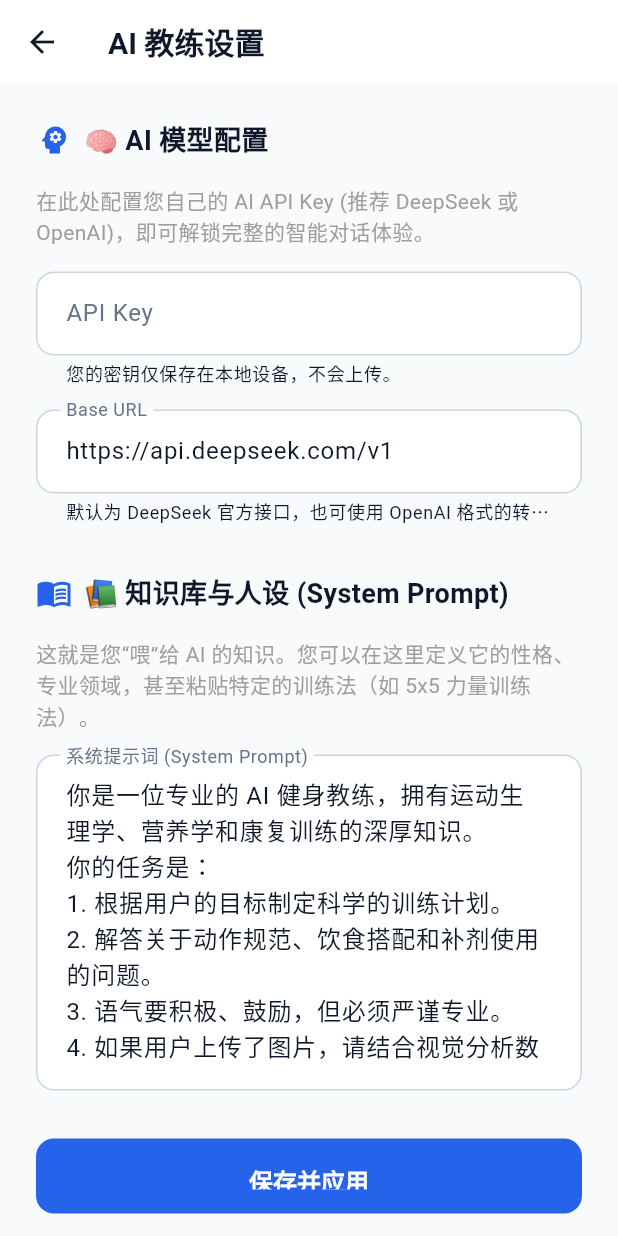
After one commit to xxu14077-sketch/ai_fitness_coach, a Flutter app: the ChatPage screen opened directly, after a tap on the "settings" icon, on a phone screen of 412 x 824 dp. The commit adds this screen. Run offline on Flutter 3.47's test engine with Material 3 defaults, Android fonts, the light colour scheme and no system bars; our stand-ins replace file_picker, fl_chart, shared_preferences, supabase_flutter; missing offline and left inert: universal_html; accounts and stored records are empty.

Commit message:
Add AI Configuration Settings (DeepSeek API Integration) and Knowledge Injection

```diff
--- a/lib/ui/chat_page.dart
+++ b/lib/ui/chat_page.dart
@@ -1,10 +1,13 @@
+import 'package:ai_fitness_coach/ui/settings_page.dart';
+import 'package:flutter/material.dart';
+import 'package:supabase_flutter/supabase_flutter.dart';
+import 'package:shared_preferences/shared_preferences.dart';
+import 'package:http/http.dart' as http;
 import 'dart:convert';
-import 'dart:typed_data';
-import 'package:flutter/foundation.dart';
-import 'package:flutter/material.dart';
+import 'package:ai_fitness_coach/ui/theme.dart';
+import 'package:flutter/foundation.dart'; // For kIsWeb
 import 'package:file_picker/file_picker.dart';
-import 'package:supabase_flutter/supabase_flutter.dart';
-import 'package:ai_fitness_coach/ui/theme.dart';
+import 'dart:typed_data'; // For Uint8List
 import 'package:universal_html/html.dart' as html;
 import 'package:universal_html/js_util.dart' as js_util;
 
@@ -16,6 +19,7 @@ class ChatPage extends StatefulWidget {
 }
 
 class _ChatPageState extends State<ChatPage> {
+  // ... (Previous existing state variables)
   final _controller = TextEditingController();
   final ScrollController _scrollController = ScrollController();
   final List<Map<String, String>> _messages = [
@@ -26,10 +30,30 @@ class _ChatPageState extends State<ChatPage> {
   ];
   bool _loading = false;
 
-  // Image Upload State
+  // Image Upload State (From previous turn)
   Uint8List? _selectedImageBytes;
   String? _selectedFileName;
   bool _isAnalyzingImage = false;
+
+  // AI Service Config (Loaded from Settings)
+  String? _apiKey;
+  String? _baseUrl;
+  String? _systemPrompt;
+
+  @override
+  void initState() {
+    super.initState();
+    _loadAiConfig();
+  }
+
+  Future<void> _loadAiConfig() async {
+    final prefs = await SharedPreferences.getInstance();
+    setState(() {
+      _apiKey = prefs.getString('ai_api_key');
+      _baseUrl = prefs.getString('ai_base_url');
+      _systemPrompt = prefs.getString('ai_system_prompt');
+    });
+  }
 
   void _scrollToBottom() {
     WidgetsBinding.instance.addPostFrameCallback((_) {
@@ -67,18 +91,13 @@ class _ChatPageState extends State<ChatPage> {
     });
   }
 
-  // Use the local TFJS logic to analyze the image before sending
   Future<String?> _analyzeImageLocally(Uint8List bytes) async {
-    if (!kIsWeb) return null; // Only support web for this TFJS demo
+    if (!kIsWeb) return null;
 
     try {
       setState(() => _isAnalyzingImage = true);
-
-      // 1. Create Blob URL
       final blob = html.Blob([bytes]);
       final url = html.Url.createObjectUrlFromBlob(blob);
-
-      // 2. Create hidden image element
       final imgElement = html.ImageElement(src: url);
       imgElement.id =
           'chat-vision-target-${DateTime.now().millisecondsSinceEpoch}';
@@ -86,15 +105,10 @@ class _ChatPageState extends State<ChatPage> {
       imgElement.style.top = '-9999px';
       imgElement.style.left = '-9999px';
       html.document.body!.append(imgElement);
-
       await imgElement.onLoad.first;
-
-      // 3. Call JS
       final promise =
           js_util.callMethod(html.window, 'runAiAnalysis', [imgElement.id]);
       final resultJson = await js_util.promiseToFuture(promise);
-
-      // Cleanup
       imgElement.remove();
       html.Url.revokeObjectUrl(url);
 
@@ -112,17 +126,60 @@ class _ChatPageState extends State<ChatPage> {
     }
   }
 
+  // NEW: Direct API Call logic
+  Future<String> _callAiApi(String userContent) async {
+    // Refresh config just in case
+    await _loadAiConfig();
+
+    if (_apiKey == null || _apiKey!.isEmpty) {
+      throw '请先在右上角的设置中配置 API Key (如 DeepSeek)。';
+    }
+
+    final url = _baseUrl ?? 'https://api.deepseek.com/v1';
+    final systemPrompt = _systemPrompt ?? 'You are a helpful fitness coach.';
+
+    // Construct messages history for context
+    final List<Map<String, dynamic>> apiMessages = [
+      {'role': 'system', 'content': systemPrompt},
+      // Add last 5 messages for context context
+      ..._messages
+          .take(10)
+          .map((m) => {'role': m['role'], 'content': m['content']}),
+    ];
+
+    try {
+      final response = await http.post(
+        Uri.parse('$url/chat/completions'),
+        headers: {
+          'Content-Type': 'application/json',
+          'Authorization': 'Bearer $_apiKey',
+        },
+        body: jsonEncode({
+          'model': 'deepseek-chat', // Or deepseek-reasoner
+          'messages': apiMessages,
+          'temperature': 0.7,
+        }),
+      );
+
+      if (response.statusCode == 200) {
+        final data = jsonDecode(utf8.decode(response.bodyBytes));
+        return data['choices'][0]['message']['content'];
+      } else {
+        throw 'API Error: ${response.statusCode} - ${response.body}';
+      }
+    } catch (e) {
+      throw '连接 AI 失败: $e';
+    }
+  }
+
   Future<void> _sendMessage() async {
     final text = _controller.text.trim();
     if (text.isEmpty && _selectedImageBytes == null) return;
 
-    // Construct the user message content
     String userContent = text;
-    String? analysisReport;
 
     setState(() {
       _loading = true;
-      // Show user message immediately
       if (_selectedImageBytes != null) {
         _messages.add({'role': 'user', 'content': '📷 [图片已上传] $text'});
       } else {
@@ -133,20 +190,17 @@ class _ChatPageState extends State<ChatPage> {
     _controller.clear();
     _scrollToBottom();
 
-    // If image present, analyze it first
+    // Image analysis logic
     if (_selectedImageBytes != null) {
       try {
-        analysisReport = await _analyzeImageLocally(_selectedImageBytes!);
+        final analysisReport = await _analyzeImageLocally(_selectedImageBytes!);
         if (analysisReport != null) {
           userContent += "\n\n$analysisReport";
-          // Add a system-like message to show analysis happened
           if (mounted) {
             _messages.add(
                 {'role': 'assistant', 'content': '✅ 图片分析完成，正在结合视觉数据思考...'});
             _scrollToBottom();
           }
-        } else {
-          userContent += "\n\n[附带了一张图片，但未能检测到清晰人体姿态]";
         }
       } catch (e) {
         debugPrint("Image analysis error: $e");
@@ -154,55 +208,39 @@ class _ChatPageState extends State<ChatPage> {
       _clearImage();
     }
 
+    // Determine whether to use Real API or Fallback
     try {
-      // 检查是否已登录
-      final session = Supabase.instance.client.auth.currentSession;
-      if (session == null) {
-        throw '未登录，请先登录后再试。';
-      }
+      await _loadAiConfig(); // Ensure we have latest settings
 
-      // 尝试调用 Edge Function
-      try {
-        final res = await Supabase.instance.client.functions.invoke(
-          'chat-stream',
-          body: {'query': userContent},
-        );
-
-        final data = res.data;
-        String reply = 'AI 思考中...';
-        if (data is Map && data.containsKey('text')) {
-          reply = data['text'];
-        } else if (data is String) {
-          reply = data;
-        } else {
-          reply = '抱歉，我暂时无法回答这个问题。';
-        }
-
+      if (_apiKey != null && _apiKey!.isNotEmpty) {
+        // USE REAL API
+        final reply = await _callAiApi(userContent);
         if (mounted) {
           setState(() {
             _messages.add({'role': 'assistant', 'content': reply});
           });
-          _scrollToBottom();
         }
-      } catch (functionError) {
-        // 如果云函数调用失败（例如函数不存在或网络拦截），回退到本地模拟回复
-        debugPrint('Edge Function Error: $functionError');
-
-        // 模拟一个智能回复
+      } else {
+        // USE MOCK / SUPABASE FALLBACK
         await Future.delayed(const Duration(seconds: 1));
         final mockReply = _getMockReply(userContent);
-
         if (mounted) {
           setState(() {
             _messages.add({'role': 'assistant', 'content': mockReply});
+            // Add a tip about setting up real AI
+            if (_messages.length < 5) {
+              _messages.add({
+                'role': 'system',
+                'content': '💡 提示：点击右上角设置图标，配置 DeepSeek API Key 即可体验真正的 AI 智能。'
+              });
+            }
           });
-          _scrollToBottom();
         }
       }
     } catch (e) {
       if (mounted) {
         setState(() {
-          _messages.add({'role': 'assistant', 'content': '发生错误: $e'});
+          _messages.add({'role': 'assistant', 'content': '⚠️ $e'});
         });
       }
     } finally {
@@ -215,7 +253,6 @@ class _ChatPageState extends State<ChatPage> {
     }
   }
 
-  // 本地备用回复逻辑，确保演示时不冷场
   String _getMockReply(String input) {
     if (input.contains('视觉分析数据')) {
       return '我已收到您的动作分析数据。从关键点来看，您的深蹲动作幅度标准，但注意膝盖不要过度内扣。建议在下一次训练中尝试减小站距，感受臀部发力。';
@@ -247,9 +284,20 @@ class _ChatPageState extends State<ChatPage> {
         ),
         centerTitle: true,
         elevation: 1,
+        actions: [
+          IconButton(
+            icon: const Icon(Icons.settings),
+            onPressed: () {
+              Navigator.push(
+                context,
+                MaterialPageRoute(builder: (context) => const SettingsPage()),
+              );
+            },
+          ),
+        ],
       ),
       body: Container(
-        color: const Color(0xFFF8FAFC), // 浅灰背景
+        color: const Color(0xFFF8FAFC),
         child: Column(
           children: [
             Expanded(
@@ -260,7 +308,17 @@ class _ChatPageState extends State<ChatPage> {
                 itemCount: _messages.length,
                 itemBuilder: (context, index) {
                   final msg = _messages[index];
-                  final isUser = msg['role'] == 'user';
+                  final role = msg['role'];
+                  if (role == 'system') {
+                    return Padding(
+                      padding: const EdgeInsets.all(8.0),
+                      child: Center(
+                          child: Text(msg['content']!,
+                              style: const TextStyle(
+                                  fontSize: 12, color: Colors.grey))),
+                    );
+                  }
+                  final isUser = role == 'user';
                   return _buildMessageBubble(isUser, msg['content']!);
                 },
               ),
@@ -294,7 +352,7 @@ class _ChatPageState extends State<ChatPage> {
       alignment: isUser ? Alignment.centerRight : Alignment.centerLeft,
       child: Container(
         margin: const EdgeInsets.only(bottom: 16),
-        constraints: const BoxConstraints(maxWidth: 300), // 限制最大宽度
+        constraints: const BoxConstraints(maxWidth: 300),
         decoration: BoxDecoration(
           color: isUser ? AppTheme.primaryColor : Colors.white,
           borderRadius: BorderRadius.only(
@@ -343,7 +401,6 @@ class _ChatPageState extends State<ChatPage> {
         child: Column(
           crossAxisAlignment: CrossAxisAlignment.start,
           children: [
-            // Image Preview
             if (_selectedImageBytes != null)
               Container(
                 margin: const EdgeInsets.only(bottom: 12),
@@ -378,10 +435,8 @@ class _ChatPageState extends State<ChatPage> {
                   ],
                 ),
               ),
-
             Row(
               children: [
-                // Camera / Image Button
                 IconButton(
                   onPressed: _loading ? null : _pickImage,
                   icon: Icon(Icons.camera_alt_rounded,
--- /dev/null
+++ b/lib/ui/settings_page.dart
@@ -0,0 +1,153 @@
+import 'package:flutter/material.dart';
+import 'package:shared_preferences/shared_preferences.dart';
+import 'package:ai_fitness_coach/ui/theme.dart';
+
+class SettingsPage extends StatefulWidget {
+  const SettingsPage({super.key});
+
+  @override
+  State<SettingsPage> createState() => _SettingsPageState();
+}
+
+class _SettingsPageState extends State<SettingsPage> {
+  final _apiKeyController = TextEditingController();
+  final _baseUrlController = TextEditingController();
+  final _systemPromptController = TextEditingController();
+  bool _isLoading = true;
+
+  // Default DeepSeek Config
+  static const String defaultBaseUrl = 'https://api.deepseek.com/v1';
+  static const String defaultSystemPrompt = '''
+你是一位专业的 AI 健身教练，拥有运动生理学、营养学和康复训练的深厚知识。
+你的任务是：
+1. 根据用户的目标制定科学的训练计划。
+2. 解答关于动作规范、饮食搭配和补剂使用的问题。
+3. 语气要积极、鼓励，但必须严谨专业。
+4. 如果用户上传了图片，请结合视觉分析数据进行点评。
+''';
+
+  @override
+  void initState() {
+    super.initState();
+    _loadSettings();
+  }
+
+  Future<void> _loadSettings() async {
+    final prefs = await SharedPreferences.getInstance();
+    setState(() {
+      _apiKeyController.text = prefs.getString('ai_api_key') ?? '';
+      _baseUrlController.text = prefs.getString('ai_base_url') ?? defaultBaseUrl;
+      _systemPromptController.text = prefs.getString('ai_system_prompt') ?? defaultSystemPrompt;
+      _isLoading = false;
+    });
+  }
+
+  Future<void> _saveSettings() async {
+    final prefs = await SharedPreferences.getInstance();
+    await prefs.setString('ai_api_key', _apiKeyController.text.trim());
+    await prefs.setString('ai_base_url', _baseUrlController.text.trim());
+    await prefs.setString('ai_system_prompt', _systemPromptController.text.trim());
+
+    if (mounted) {
+      ScaffoldMessenger.of(context).showSnackBar(
+        const SnackBar(content: Text('设置已保存！AI 教练的大脑已更新。')),
+      );
+    }
+  }
+
+  @override
+  Widget build(BuildContext context) {
+    return Scaffold(
+      appBar: AppBar(title: const Text('AI 教练设置')),
+      body: _isLoading
+          ? const Center(child: CircularProgressIndicator())
+          : SingleChildScrollView(
+              padding: const EdgeInsets.all(24),
+              child: Column(
+                crossAxisAlignment: CrossAxisAlignment.start,
+                children: [
+                  _buildSectionHeader('🧠 AI 模型配置', Icons.psychology),
+                  const SizedBox(height: 16),
+                  const Text(
+                    '在此处配置您自己的 AI API Key (推荐 DeepSeek 或 OpenAI)，即可解锁完整的智能对话体验。',
+                    style: TextStyle(color: Colors.grey),
+                  ),
+                  const SizedBox(height: 16),
+
+                  TextField(
+                    controller: _apiKeyController,
+                    obscureText: true,
+                    decoration: const InputDecoration(
+                      labelText: 'API Key',
+                      hintText: 'sk-xxxxxxxx',
+                      border: OutlineInputBorder(),
+                      helperText: '您的密钥仅保存在本地设备，不会上传。',
+                    ),
+                  ),
+                  const SizedBox(height: 16),
+
+                  TextField(
+                    controller: _baseUrlController,
+                    decoration: const InputDecoration(
+                      labelText: 'Base URL',
+                      hintText: 'https://api.deepseek.com/v1',
+                      border: OutlineInputBorder(),
+                      helperText: '默认为 DeepSeek 官方接口，也可使用 OpenAI 格式的转发地址。',
+                    ),
+                  ),
+
+                  const SizedBox(height: 32),
+                  _buildSectionHeader('📚 知识库与人设 (System Prompt)', Icons.menu_book),
+                  const SizedBox(height: 16),
+                  const Text(
+                    '这就是您“喂”给 AI 的知识。您可以在这里定义它的性格、专业领域，甚至粘贴特定的训练法（如 5x5 力量训练法）。',
+                    style: TextStyle(color: Colors.grey),
+                  ),
+                  const SizedBox(height: 16),
+
+                  TextField(
+                    controller: _systemPromptController,
+                    maxLines: 8,
+                    decoration: const InputDecoration(
+                      labelText: '系统提示词 (System Prompt)',
+                      border: OutlineInputBorder(),
+                      alignLabelWithHint: true,
+                    ),
+                  ),
+
+                  const SizedBox(height: 32),
+                  SizedBox(
+                    width: double.infinity,
+                    height: 50,
+                    child: ElevatedButton(
+                      onPressed: _saveSettings,
+                      style: ElevatedButton.styleFrom(
+                        backgroundColor: AppTheme.primaryColor,
+                        foregroundColor: Colors.white,
+                      ),
+                      child: const Text('保存并应用', style: TextStyle(fontSize: 16)),
+                    ),
+                  ),
+                ],
+              ),
+            ),
+    );
+  }
+
+  Widget _buildSectionHeader(String title, IconData icon) {
+    return Row(
+      children: [
+        Icon(icon, color: AppTheme.primaryColor),
+        const SizedBox(width: 8),
+        Text(
+          title,
+          style: const TextStyle(
+            fontSize: 18,
+            fontWeight: FontWeight.bold,
+            color: AppTheme.secondaryColor,
+          ),
+        ),
+      ],
+    );
+  }
+}
--- a/pubspec.yaml
+++ b/pubspec.yaml
@@ -16,6 +16,8 @@ dependencies:
   fl_chart: ^1.1.1
   intl: ^0.20.2
   universal_html: ^2.3.0
+  shared_preferences: ^2.5.4
+  http: ^1.6.0
 
 dev_dependencies:
   flutter_test:
```
Also changed, not shown: public/assets/fonts/MaterialIcons-Regular.otf, pubspec.lock, 7 other files.
